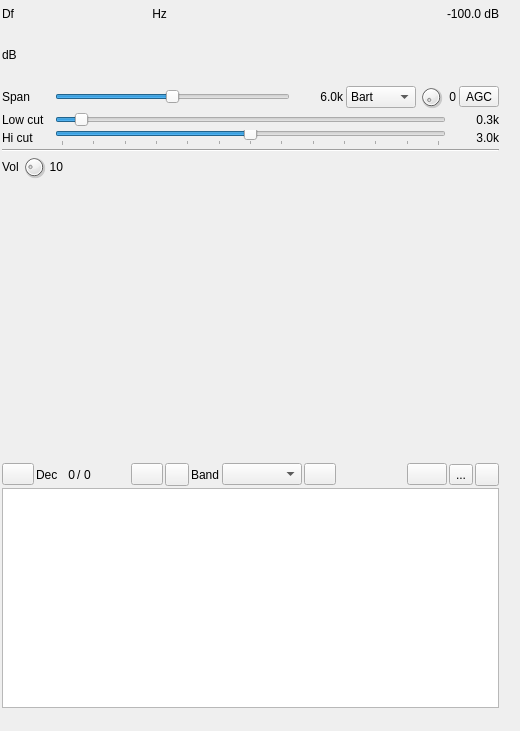
Qt form plugins/channelrx/demodft8/ft8demodgui.ui (f4exb/sdrangel) before a commit.
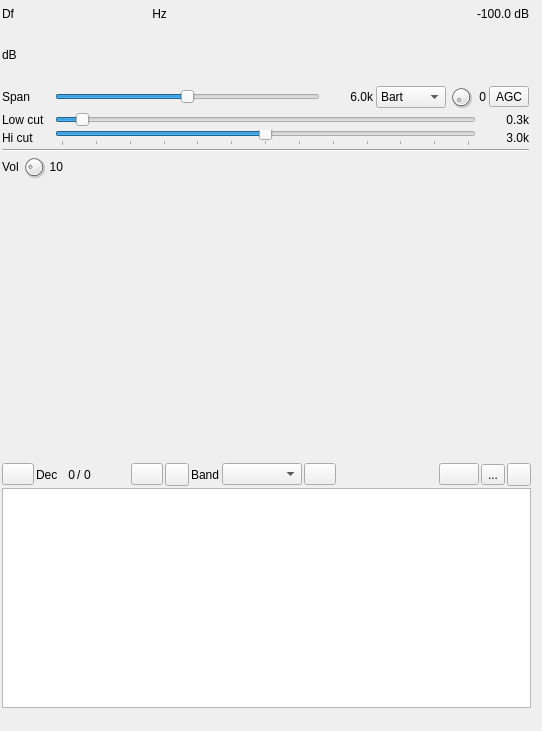
The same form after that commit. Icons and pictures are not drawn. Custom widgets are drawn as their Qt base class.

Patch:
```diff
--- a/plugins/channelrx/demodft8/ft8demodgui.ui
+++ b/plugins/channelrx/demodft8/ft8demodgui.ui
@@ -6,7 +6,7 @@
    <rect>
     <x>0</x>
     <y>0</y>
-    <width>520</width>
+    <width>542</width>
     <height>731</height>
    </rect>
   </property>
@@ -18,7 +18,7 @@
   </property>
   <property name="minimumSize">
    <size>
-    <width>520</width>
+    <width>542</width>
     <height>0</height>
    </size>
   </property>
@@ -36,7 +36,7 @@
     <rect>
      <x>0</x>
      <y>0</y>
-     <width>501</width>
+     <width>531</width>
      <height>181</height>
     </rect>
    </property>
@@ -648,9 +648,9 @@
   <widget class="QWidget" name="spectrumContainer" native="true">
    <property name="geometry">
     <rect>
-     <x>10</x>
+     <x>0</x>
      <y>193</y>
-     <width>218</width>
+     <width>531</width>
      <height>261</height>
     </rect>
    </property>
@@ -724,7 +724,7 @@
     <rect>
      <x>0</x>
      <y>460</y>
-     <width>501</width>
+     <width>531</width>
      <height>251</height>
     </rect>
    </property>
@@ -754,7 +754,7 @@
      <number>3</number>
     </property>
     <property name="rightMargin">
-     <number>2</number>
+     <number>0</number>
     </property>
     <property name="bottomMargin">
      <number>3</number>
```
Left out of the diff: 2 changed lines with no effect on the pictures.
